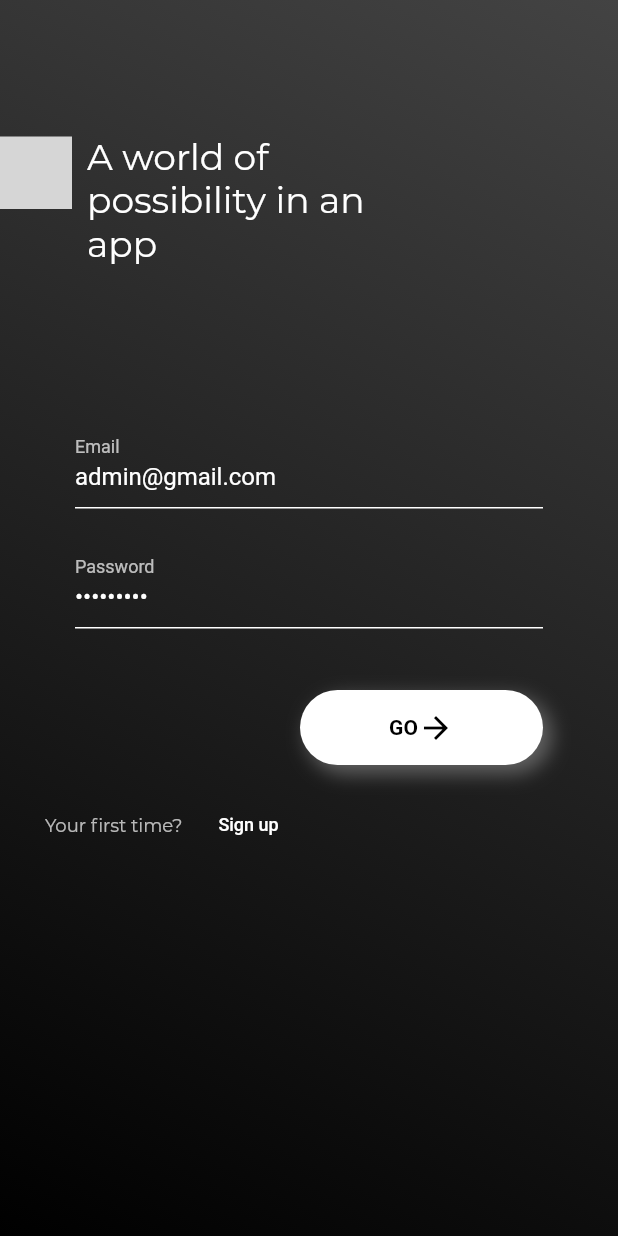
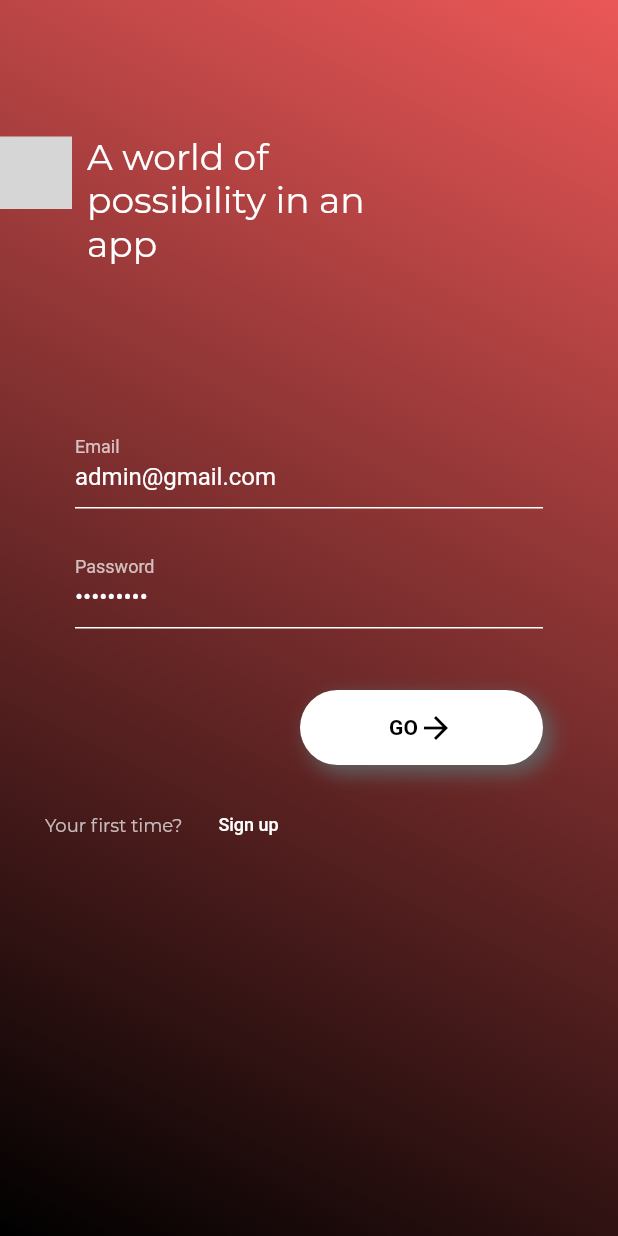
Before and after one commit to Jazz-hash/Google-Solution-Challenge, a Flutter app: the screen it shows after launch, on a phone screen of 412 x 824 dp. Run offline on Flutter 3.47's test engine with Material 2 defaults, Android fonts, the phone set to English and light mode, and no system bars; our stand-ins replace cloud_firestore, curved_navigation_bar, firebase_auth, firebase_core, get, google_sign_in and 3 more; missing offline and left inert: bezier_chart, flutter_sparkline, folding_cell; accounts and stored records are empty; grey boxes are pictures that could not be loaded.

Commit message:
Update login UI colors

```diff
--- a/lib/screens/login.dart
+++ b/lib/screens/login.dart
@@ -80,7 +80,7 @@ class LoginPage extends StatelessWidget {
           gradient: LinearGradient(
               begin: Alignment.topRight,
               end: Alignment.bottomLeft,
-              colors: [Color(0xFF434343), Color(0xFF000000)]),
+              colors: [Color(0xFFEB5757), Color(0xFF000000)]),
         ),
         child: ListView(
           children: <Widget>[
```
